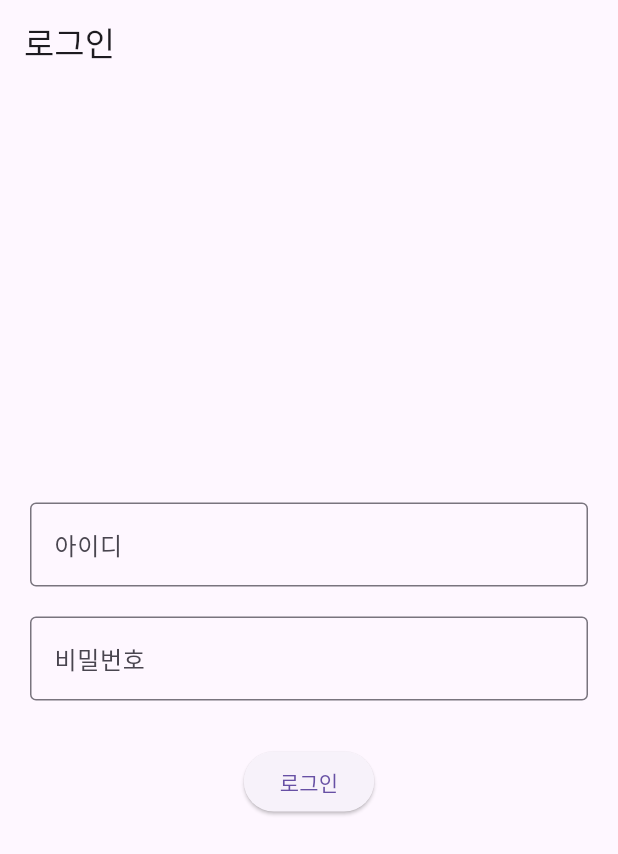
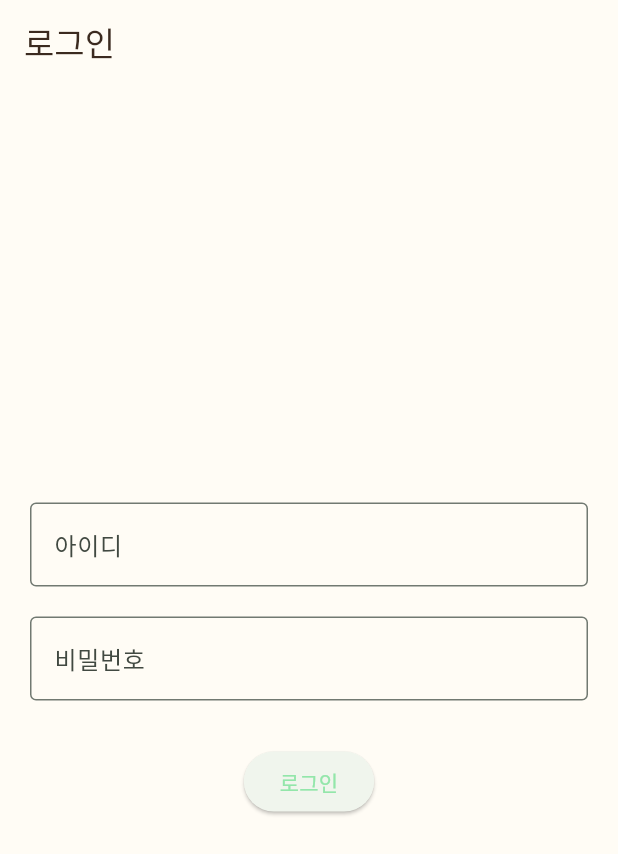
Before and after one commit to GDG-KU/DiaryGarden-FE, a Flutter app: the screen it shows after launch, on a phone screen of 412 x 824 dp. Shown: the top 854 px of the screen. Run offline on Flutter 3.47's test engine with Material 3 defaults, Android fonts, the phone set to English and light mode, and no system bars; our stand-ins replace flutter_svg.

Commit message:
에셋 추가에 따른 테마 적용

```diff
--- a/lib/main.dart
+++ b/lib/main.dart
@@ -1,8 +1,9 @@
 import 'package:flutter/material.dart';
 import 'package:intl/date_symbol_data_local.dart';
 
-import 'package:diary_garden/presentation/features/home/home_page.dart';
 import 'package:diary_garden/presentation/features/login/login_page.dart';
+import 'presentation/features/home/home_page.dart';
+import 'presentation/features/main/main_page.dart';
 import 'core/theme/app_colors.dart';
 
 Future<void> main() async {
@@ -19,6 +20,7 @@ class MyApp extends StatelessWidget {
     final baseTextTheme = ThemeData.light().textTheme.apply(
       bodyColor: AppColors.textPrimary,
       displayColor: AppColors.textPrimary,
+      fontFamily: 'ShadowsIntoLightTwo',
     );
 
     final colorScheme =
@@ -40,15 +42,24 @@ class MyApp extends StatelessWidget {
           onSecondaryContainer: AppColors.textOnLeaf,
         );
 
+    final theme = ThemeData(
+      colorScheme: colorScheme,
+      textTheme: baseTextTheme,
+      scaffoldBackgroundColor: AppColors.background,
+      fontFamily: 'ShadowsIntoLightTwo',
+      useMaterial3: true,
+    );
+
     return MaterialApp(
       routes: {
-        '/login': (context) => LoginPage(),
-        '/home': (context) => HomePage(),
+        '/login': (context) => const LoginPage(),
+        '/home': (context) => const HomePage(),
+        '/main': (context) => const MainPage(),
       },
       debugShowCheckedModeBanner: false,
       title: 'Dairy Garden',
-      theme: ThemeData(primarySwatch: Colors.green),
-      home: LoginPage(), // ✅ 처음 실행할 때 보여줄 페이지
+      theme: theme,
+      home: const LoginPage(), // ✅ 처음 실행할 때 보여줄 페이지
     );
   }
 }
```
Also changed, not shown: pubspec.yaml (+9 -1 lines).
